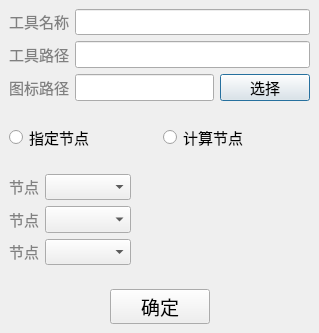
Old version of the form digitalIntegration/AddToolInfoDialog.ui in the repository jiaqingguo/DI.
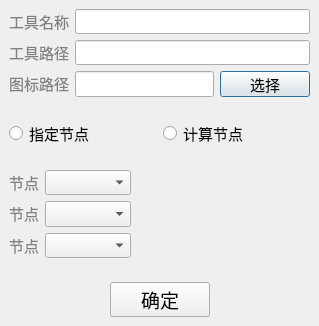
New version of the form.

```diff
--- a/digitalIntegration/AddToolInfoDialog.ui
+++ b/digitalIntegration/AddToolInfoDialog.ui
@@ -7,7 +7,7 @@
     <x>0</x>
     <y>0</y>
     <width>319</width>
-    <height>333</height>
+    <height>326</height>
    </rect>
   </property>
   <property name="windowTitle">
```
